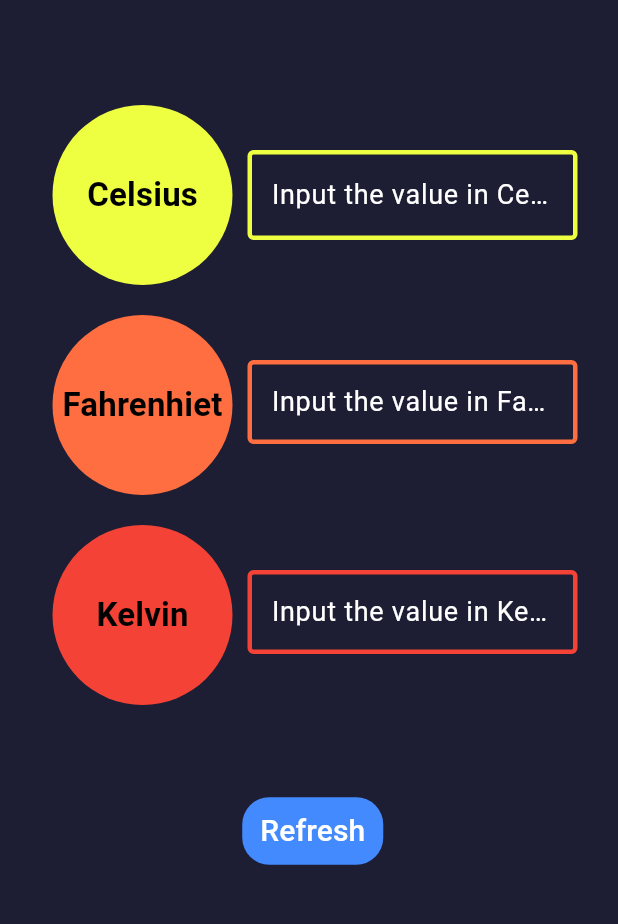
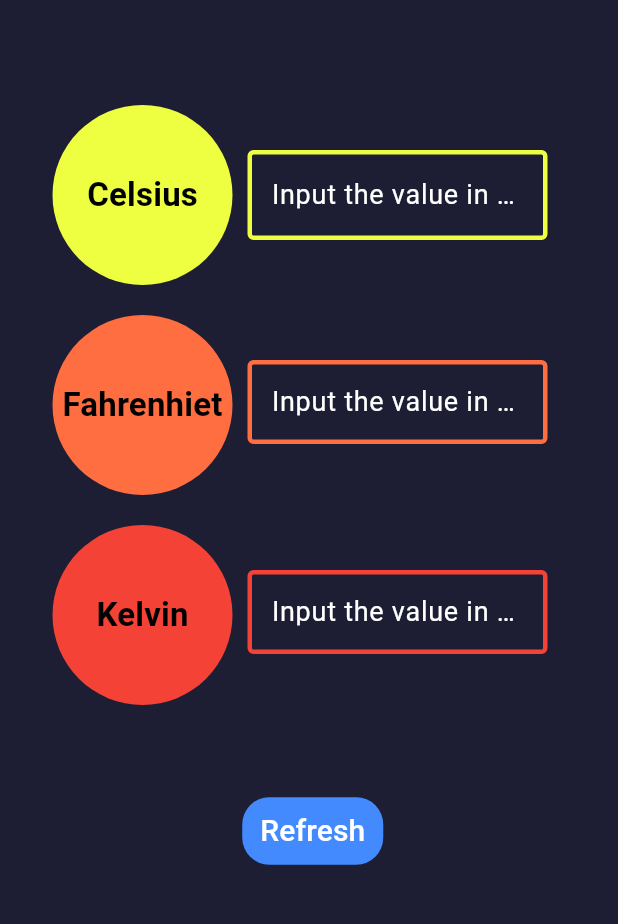
Before and after one commit to sam6coder/temperatureConverter, a Flutter app: the screen it shows after launch, on a phone screen of 412 x 824 dp, the part 84-1008 px from its top. Run offline on Flutter 3.47's test engine with Material 2 defaults, Android fonts, the phone set to English and light mode, and no system bars; our stand-ins replace get.

Commit message:
Update main.dart

```diff
--- a/lib/main.dart
+++ b/lib/main.dart
@@ -86,7 +86,7 @@ class _TempPageState extends State<TempPage> {
                   ),
                 ),
                 SizedBox(width:10.0),
-                SizedBox(width: 220, height: 60, child: Obx(()=>TextField(
+                SizedBox(width: 200, height: 60, child: Obx(()=>TextField(
                   style: const TextStyle(color:Colors.white,fontSize: 20.0),
                   keyboardType: TextInputType.number,
                   onChanged: (str) {
@@ -123,7 +123,7 @@ class _TempPageState extends State<TempPage> {
                   ),
                 ),
                 SizedBox(width:10.0),
-                SizedBox(width: 220, height: 60, child: Obx(()=>TextField(
+                SizedBox(width: 200, height: 60, child: Obx(()=>TextField(
                   style: const TextStyle(color:Colors.white),
                   keyboardType: TextInputType.number,
                   onChanged: (str) {
@@ -162,7 +162,7 @@ class _TempPageState extends State<TempPage> {
                   ),
                 ),
                 SizedBox(width:10.0),
-                SizedBox(width: 220, height: 60, child: Obx(()=>TextField(
+                SizedBox(width: 200, height: 60, child: Obx(()=>TextField(
                   style: const TextStyle(color:Colors.white),
                   keyboardType: TextInputType.number,
                   onChanged: (str) {
```
